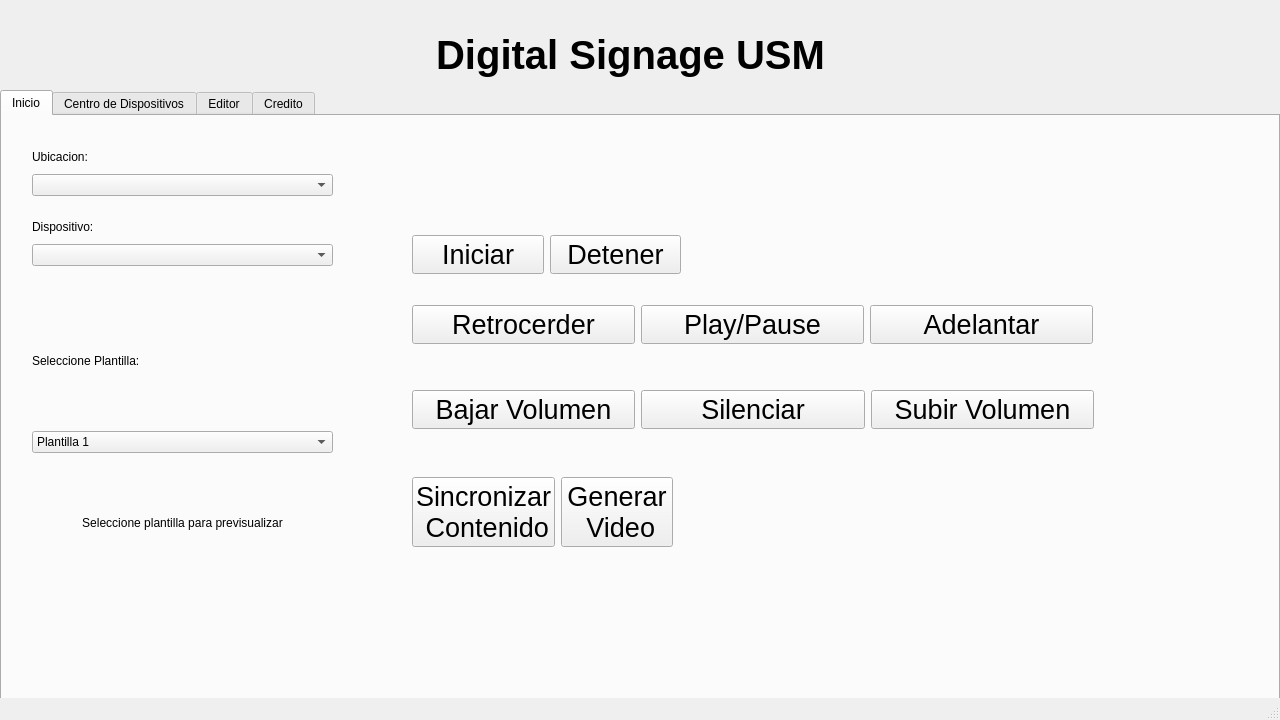
First picture: the form in ProyectoQT/Interfaz_Digital_SIgnage_USM/mainwindow.ui, repository seba-saca/Digital_Signage_USM, before the edit.
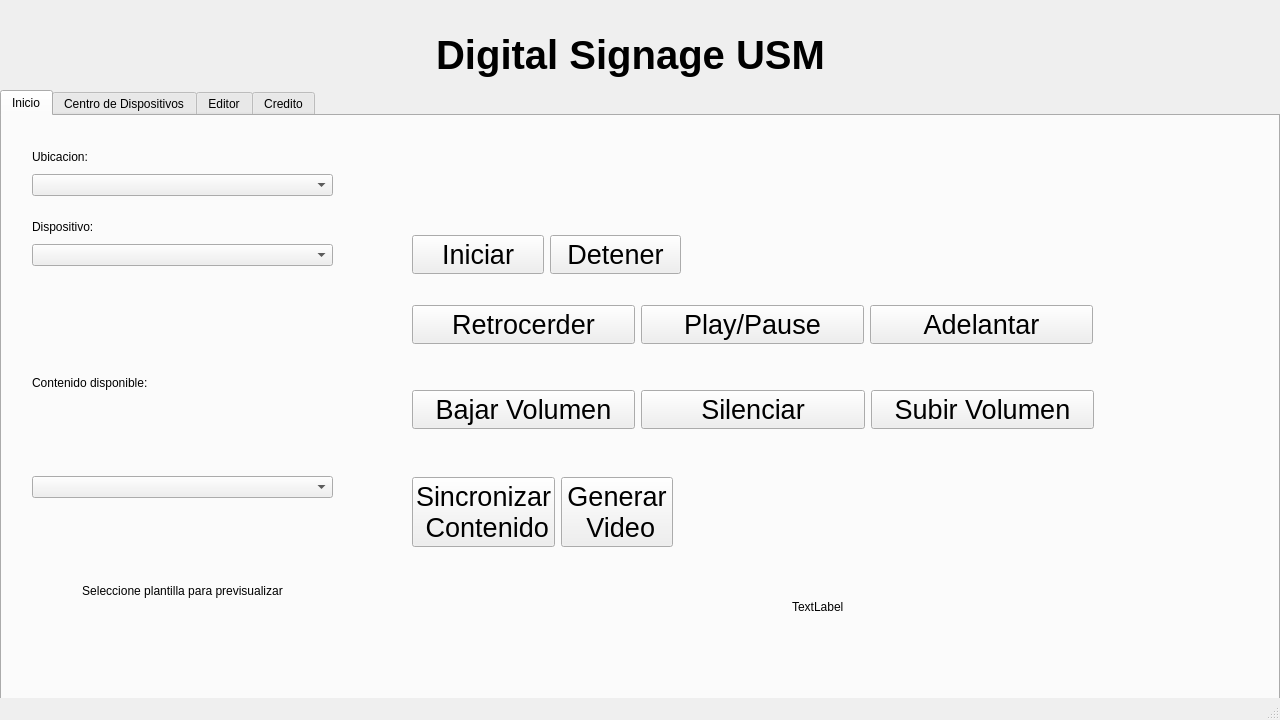
Second picture: the form after the edit. Icons and pictures are not drawn.

Diff of the .ui file:
```diff
--- a/ProyectoQT/Interfaz_Digital_SIgnage_USM/mainwindow.ui
+++ b/ProyectoQT/Interfaz_Digital_SIgnage_USM/mainwindow.ui
@@ -97,45 +97,19 @@
         <x>30</x>
         <y>180</y>
         <width>301</width>
-        <height>291</height>
+        <height>381</height>
        </rect>
       </property>
       <layout class="QVBoxLayout" name="verticalLayout_19">
        <item>
         <widget class="QLabel" name="label_2">
          <property name="text">
-          <string>Seleccione Plantilla:</string>
+          <string>Contenido disponible:</string>
          </property>
         </widget>
        </item>
        <item>
-        <widget class="QComboBox" name="Lista_plantillas">
-         <item>
-          <property name="text">
-           <string>Plantilla 1</string>
-          </property>
-         </item>
-         <item>
-          <property name="text">
-           <string>Plantilla 2</string>
-          </property>
-         </item>
-         <item>
-          <property name="text">
-           <string>Plantilla 3</string>
-          </property>
-         </item>
-         <item>
-          <property name="text">
-           <string>Plantilla 4</string>
-          </property>
-         </item>
-         <item>
-          <property name="text">
-           <string>Plantilla 5</string>
-          </property>
-         </item>
-        </widget>
+        <widget class="QComboBox" name="Lista_plantillas"/>
        </item>
        <item>
         <widget class="QLabel" name="preview_plantilla">
@@ -426,6 +400,19 @@
        </item>
       </layout>
      </widget>
+     <widget class="QLabel" name="video_prev">
+      <property name="geometry">
+       <rect>
+        <x>790</x>
+        <y>420</y>
+        <width>191</width>
+        <height>141</height>
+       </rect>
+      </property>
+      <property name="text">
+       <string>TextLabel</string>
+      </property>
+     </widget>
     </widget>
     <widget class="QWidget" name="Dispositivos">
      <attribute name="title">
```
